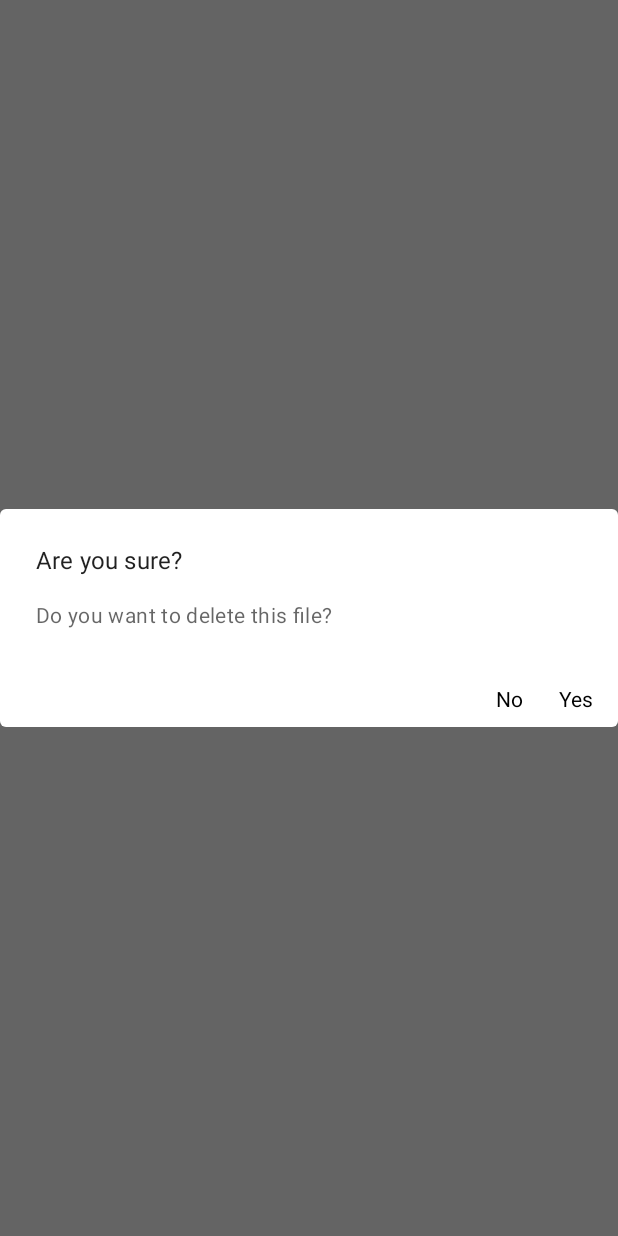
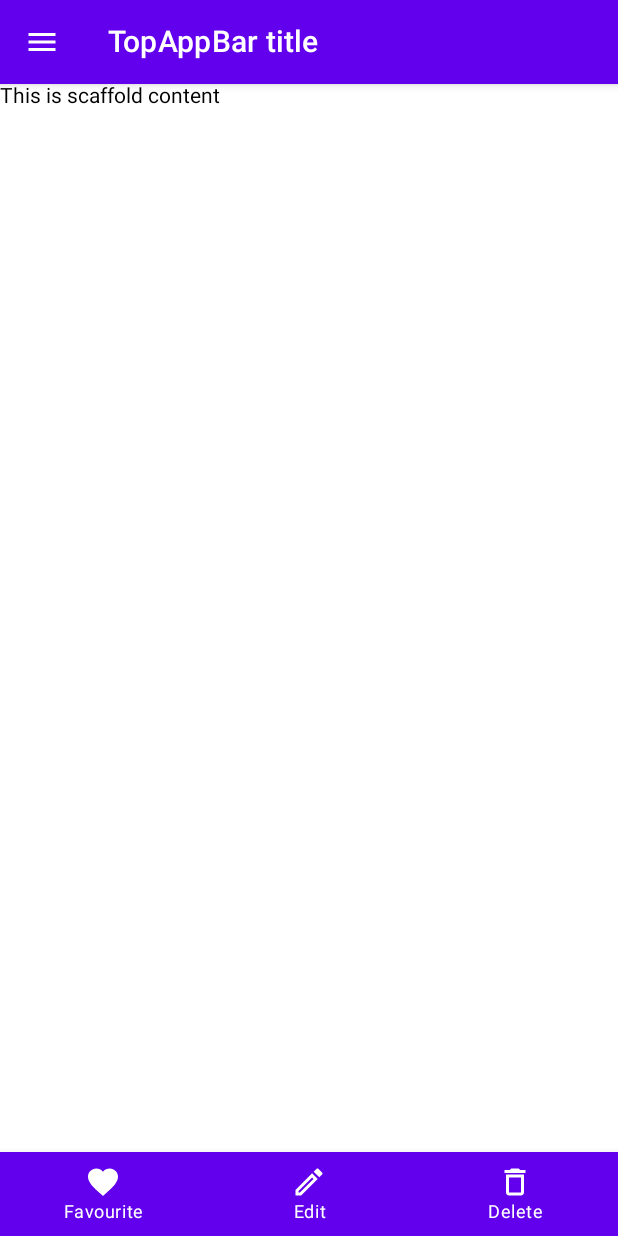
Before and after one commit to KrupnovMikhail/VkNewsClient, an Android app built with Jetpack Compose: the screen it shows after launch (MainActivity), on a phone screen of 412 x 824 dp. Run offline under Robolectric (Android 15) with nearby library versions, the phone set to English and light mode, and no system bars.

Commit message:
lesson 4

```diff
--- a/app/src/main/java/com/sumin/vknewsclient/MainActivity.kt
+++ b/app/src/main/java/com/sumin/vknewsclient/MainActivity.kt
@@ -1,10 +1,18 @@
 package com.sumin.vknewsclient
 
 import android.os.Bundle
+import android.widget.Space
 import androidx.activity.ComponentActivity
 import androidx.activity.compose.setContent
 import androidx.compose.foundation.layout.*
 import androidx.compose.material.*
+import androidx.compose.material.icons.Icons
+import androidx.compose.material.icons.filled.Face
+import androidx.compose.material.icons.filled.Favorite
+import androidx.compose.material.icons.filled.Home
+import androidx.compose.material.icons.filled.Menu
+import androidx.compose.material.icons.outlined.Delete
+import androidx.compose.material.icons.outlined.Edit
 import androidx.compose.runtime.Composable
 import androidx.compose.ui.Alignment
 import androidx.compose.ui.Modifier
@@ -21,51 +29,64 @@ class MainActivity : ComponentActivity() {
 
 @Composable
 private fun Test() {
-    Box(
-        modifier = Modifier.fillMaxSize(),
-        contentAlignment = Alignment.Center
-    ) {
-        Example3()
+    Scaffold(
+        topBar = {
+            TopAppBar(
+                title = {
+                    Text(text = "TopAppBar title")
+                },
+                navigationIcon = {
+                    IconButton(onClick = {}) {
+                        Icon(Icons.Filled.Menu, contentDescription = null)
                     }
                 }
-
-@Composable
-private fun Example1() {
-    OutlinedButton(onClick = {}) {
-        Text(text = "Hellow World")
-    }
-}
-
-@Composable
-private fun Example2() {
-    TextField(
-        value = "Value",
-        onValueChange = {},
-        label = { Text(text = "Label") }
-    )
-}
-
-@Composable
-private fun Example3() {
-    AlertDialog(
-        onDismissRequest = {},
-        confirmButton = {
-            Text(
-                modifier = Modifier.padding(8.dp),
-                text = "Yes"
             )
         },
-        title = {
-            Text(text = "Are you sure?")
+        bottomBar = {
+            BottomNavigation {
+                BottomNavigationItem(
+                    selected = true,
+                    onClick = { },
+                    icon = {
+                        Icon(Icons.Filled.Favorite, contentDescription = null)
                     },
-        text = {
-            Text(text = "Do you want to delete this file?")
+                    label = {
+                        Text(text = "Favourite")
+                    }
+                )
+                BottomNavigationItem(
+                    selected = true,
+                    onClick = { },
+                    icon = {
+                        Icon(Icons.Outlined.Edit, contentDescription = null)
                     },
-        dismissButton = {
-            Text(
-                modifier = Modifier.padding(8.dp),
-                text = "No"
+                    label = {
+                        Text(text = "Edit")
+                    }
                 )
+                BottomNavigationItem(
+                    selected = true,
+                    onClick = { },
+                    icon = {
+                        Icon(Icons.Outlined.Delete, contentDescription = null)
+                    },
+                    label = {
+                        Text(text = "Delete")
                     }
                 )
             }
+        },
+        drawerContent = {
+            Text(text = "Text 1")
+            Spacer(modifier = Modifier.height(8.dp))
+            Text(text = "Text 2")
+            Spacer(modifier = Modifier.height(8.dp))
+            Text(text = "Text 3")
+        }
+    ) {
+        Text(
+            modifier = Modifier.padding(it),
+            text = "This is scaffold content"
+        )
+    }
+}
```
Lines whose indentation alone changed are shown as unchanged.
